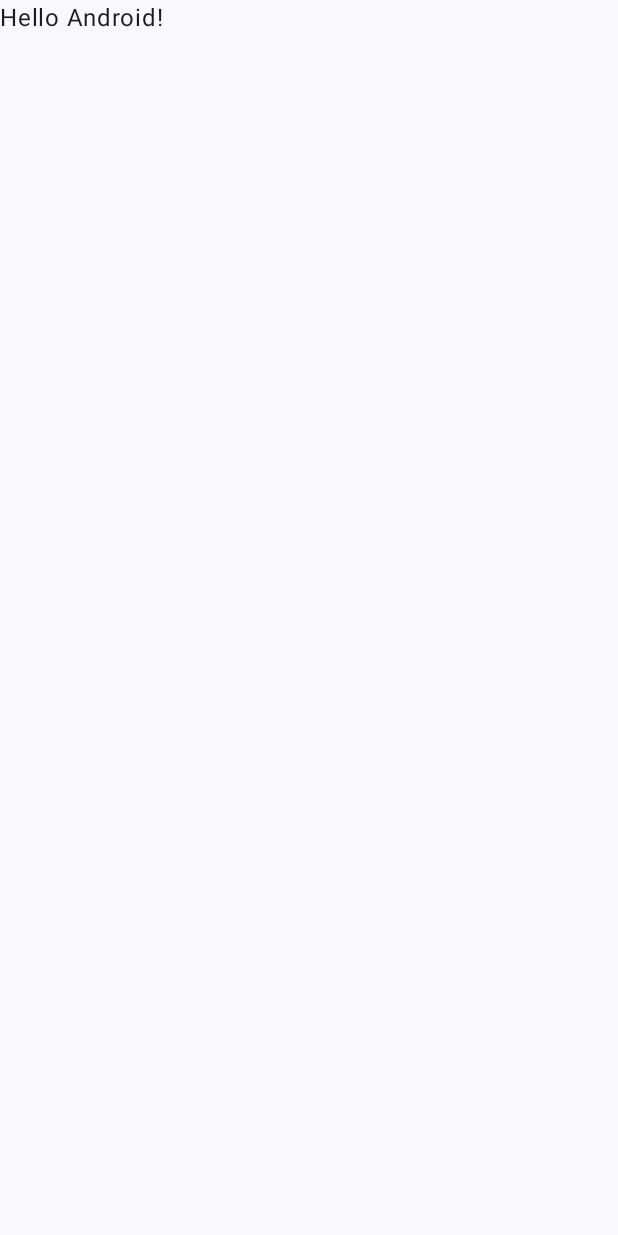
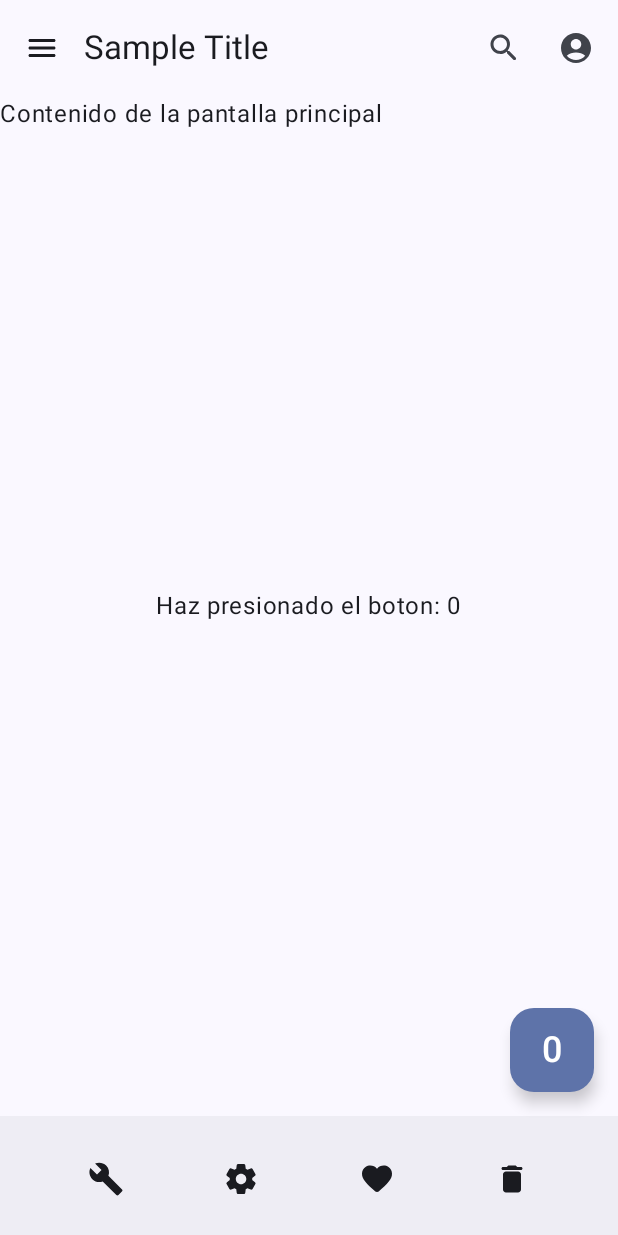
Before and after one commit to joelalexnder/lab07, an Android app built with Jetpack Compose: the screen it shows after launch (MainActivity), on a phone screen of 412 x 824 dp. Before the commit the screen is almost empty. Run offline under Robolectric (Android 15) with nearby library versions, the phone set to English and light mode, and no system bars.

Commit message:
Menu con navegacion y contador

```diff
--- a/app/src/main/java/com/example/lab07/MainActivity.kt
+++ b/app/src/main/java/com/example/lab07/MainActivity.kt
@@ -4,13 +4,44 @@ import android.os.Bundle
 import androidx.activity.ComponentActivity
 import androidx.activity.compose.setContent
 import androidx.activity.enableEdgeToEdge
+import androidx.compose.foundation.layout.Arrangement
+import androidx.compose.foundation.layout.Box
+import androidx.compose.foundation.layout.Column
+import androidx.compose.foundation.layout.PaddingValues
+import androidx.compose.foundation.layout.Row
 import androidx.compose.foundation.layout.fillMaxSize
+import androidx.compose.foundation.layout.fillMaxWidth
 import androidx.compose.foundation.layout.padding
+import androidx.compose.material.icons.Icons
+import androidx.compose.material.icons.filled.Build
+import androidx.compose.material.icons.rounded.AccountCircle
+import androidx.compose.material.icons.rounded.Delete
+import androidx.compose.material.icons.rounded.Favorite
+import androidx.compose.material.icons.rounded.Menu
+import androidx.compose.material.icons.rounded.Search
+import androidx.compose.material.icons.rounded.Settings
+import androidx.compose.material3.BottomAppBar
+import androidx.compose.material3.ExperimentalMaterial3Api
+import androidx.compose.material3.FloatingActionButton
+import androidx.compose.material3.Icon
+import androidx.compose.material3.IconButton
+import androidx.compose.material3.MaterialTheme
 import androidx.compose.material3.Scaffold
 import androidx.compose.material3.Text
+import androidx.compose.material3.TopAppBar
 import androidx.compose.runtime.Composable
+import androidx.compose.runtime.getValue
+import androidx.compose.runtime.mutableStateOf
+import androidx.compose.runtime.remember
+import androidx.compose.runtime.setValue
+import androidx.compose.ui.Alignment
 import androidx.compose.ui.Modifier
-import androidx.compose.ui.tooling.preview.Preview
+import androidx.compose.ui.unit.dp
+import androidx.compose.ui.unit.sp
+import androidx.navigation.NavHostController
+import androidx.navigation.compose.NavHost
+import androidx.navigation.compose.composable
+import androidx.navigation.compose.rememberNavController
 import com.example.lab07.ui.theme.Lab07Theme
 
 class MainActivity : ComponentActivity() {
@@ -19,29 +50,182 @@ class MainActivity : ComponentActivity() {
         enableEdgeToEdge()
         setContent {
             Lab07Theme {
-                Scaffold(modifier = Modifier.fillMaxSize()) { innerPadding ->
-                    Greeting(
-                        name = "Android",
-                        modifier = Modifier.padding(innerPadding)
-                    )
+                AppNavigation()
+
                 }
+            }
+        }
+    }
+@Composable
+fun CustomScaffold(navController: NavHostController) {
+    var count by remember { mutableStateOf(0) }
+    Scaffold(
+        topBar = { CustomTopBar(navController) },
+
+        bottomBar = { CustomBottomBar(navController) },
+
+        floatingActionButton = { CustomFAB(count) { count++ } },
+
+        content = { padding -> CustomContent(padding)
+            Box(
+                modifier = Modifier
+                    .fillMaxSize()
+                    .padding(padding),
+                contentAlignment = Alignment.Center
+
+
+            ){
+                Text(text = "Haz presionado el boton: $count")
+            }}
+
+    )
+}
+
+
+@OptIn(ExperimentalMaterial3Api::class)
+@Composable
+fun CustomTopBar(navController: NavHostController) {
+    TopAppBar(
+        navigationIcon = {
+                IconButton(onClick = { /*Todo*/ }){
+                    Icon(imageVector = Icons.Rounded.Menu, contentDescription = null)
+                }
+        },
+        title = { Text(text = "Sample Title")},
+        actions = {
+            IconButton(onClick = {/*TODO*/ }){
+                Icon(
+                    imageVector = Icons.Rounded.Search,
+                    contentDescription = null
+                )
+            }
+            IconButton(onClick = {navController.navigate("perfil")}) {
+                Icon(
+                    imageVector = Icons.Rounded.AccountCircle,
+                    contentDescription = null
+                )
+            }
+        }
+    )
+}
+@Composable
+fun CustomBottomBar(navController: NavHostController) {
+    BottomAppBar {
+        Row(
+            modifier = Modifier.fillMaxWidth(),
+            horizontalArrangement = Arrangement.SpaceEvenly
+        ) {
+            IconButton(onClick = { navController.navigate("herramientas") }) {
+                Icon(Icons.Filled.Build, contentDescription = "Build description")
+            }
+            IconButton(onClick = { navController.navigate("configuracion") }) {
+                Icon(Icons.Rounded.Settings, contentDescription = "Configuracion")
+
+            }
+            IconButton(onClick = { navController.navigate("Favoritos") }) {
+                Icon(Icons.Rounded.Favorite, contentDescription = "Favorite description")
+
+            }
+            IconButton(onClick = { navController.navigate("borrar") }) {
+                Icon(Icons.Rounded.Delete, contentDescription = "Delete description")
+
             }
         }
     }
 }
 
 @Composable
-fun Greeting(name: String, modifier: Modifier = Modifier) {
-    Text(
-        text = "Hello $name!",
-        modifier = modifier
-    )
+fun CustomFAB(count: Int, onClick: () -> Unit){
+
+    FloatingActionButton(
+        //backgroundColor = MaterialTheme.colors.primary,
+        onClick = onClick
+    ) {
+        Text(
+            text = "$count",
+            fontSize = 24.sp
+
+
+        )
+    }
+
+}
+@Composable
+fun CustomContent(padding: PaddingValues) {
+    Column(
+        modifier = Modifier
+            .fillMaxSize()
+            .padding(padding),
+
+    ){Text(text = "Contenido de la pantalla principal")}
 }
 
-@Preview(showBackground = true)
+
 @Composable
-fun GreetingPreview() {
-    Lab07Theme {
-        Greeting("Android")
+fun Configuracion() {
+    Box(
+        modifier = Modifier.fillMaxSize(), contentAlignment = Alignment.Center
+    ) {
+        Text(text = "Pantalla de Configuracion")
     }
 }
+
+@Composable
+fun Favoritos() {
+    Box(
+        modifier = Modifier.fillMaxSize(), contentAlignment = Alignment.Center
+    ) {
+        Text(text = "Pantalla de Favoritos")
+    }
+}
+
+@Composable
+fun Borrar() {
+    Box(
+        modifier = Modifier.fillMaxSize(), contentAlignment = Alignment.Center
+    ) {
+        Text(text = "Pantalla de Papelera")
+
+    }
+}
+
+@Composable
+fun Herramientas() {
+
+    Box(
+        modifier = Modifier.fillMaxSize(), contentAlignment = Alignment.Center
+    ) {
+        Text(text = "Pantalla de Herramientas")
+    }
+}
+
+
+@Composable
+fun PerfilUsuario() {
+    Box(
+        modifier = Modifier
+            .fillMaxSize()
+            .padding(16.dp),
+        contentAlignment = Alignment.Center
+
+    ) {
+        Text(text = "Perfin de usuario")
+
+    }
+}
+
+@Composable
+fun AppNavigation() {
+    val navController = rememberNavController()
+
+    NavHost(navController = navController, startDestination = "home") {
+        composable("home") { CustomScaffold(navController) }
+        composable("perfil") { PerfilUsuario() }
+        composable("herramientas") { Herramientas() }
+        composable("configuracion") { Configuracion() }
+        composable("Favoritos") { Favoritos() }
+        composable("borrar") { Borrar() }
+
+
+    }
+}
```
